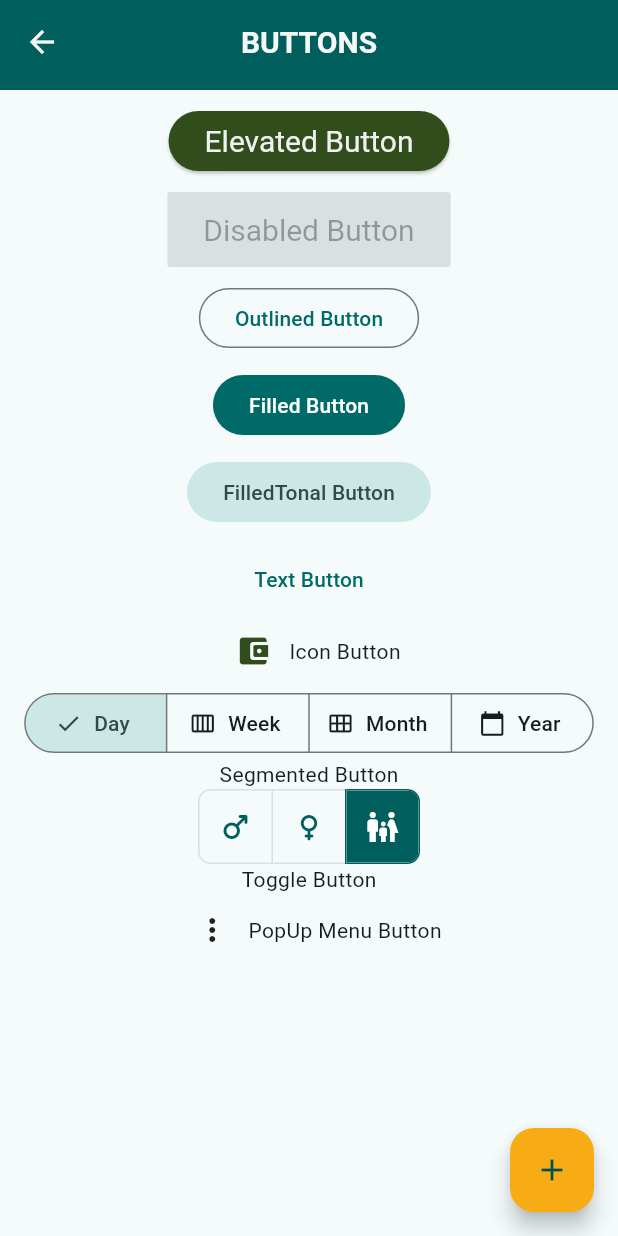
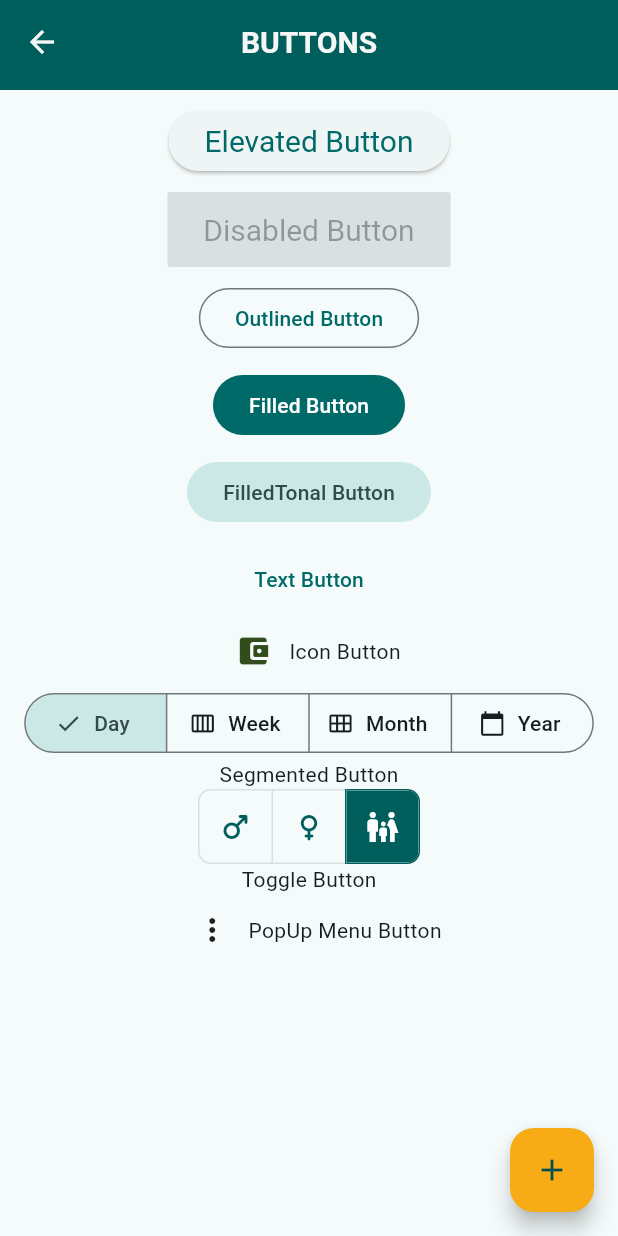
Before and after one commit to anathkalla/widget_catalog_flutter, a Flutter app: the screen it shows after launch, after a tap on "BUTTONS", on a phone screen of 412 x 824 dp. Run offline on Flutter 3.47's test engine with Material 2 defaults, Android fonts, the phone set to English and light mode, and no system bars; our stand-ins replace go_router; Roboto replaces fonts that are missing (Kanit).

Commit message:
Update elevated_button color code

```diff
--- a/lib/main.dart
+++ b/lib/main.dart
@@ -1,5 +1,6 @@
 import 'package:flutter/material.dart';
-import 'global/global.dart';
+import 'package:widget_catalog_flutter/theme/dark_theme.dart';
+import 'package:widget_catalog_flutter/theme/light_theme.dart';
 import 'router/routes/route_config.dart';
 
 void main() {
@@ -13,10 +14,8 @@ class MyApp extends StatelessWidget {
   Widget build(BuildContext context) {
     return MaterialApp.router(
       title: 'Wiki - Flutter Catalog',
-      theme: ThemeData(
-        useMaterial3: true,
-        colorSchemeSeed: Colorof.primaryColor,
-      ),
+      theme: lightTheme,
+      darkTheme: darkTheme,
       routerConfig:
           AppRouter().router, //Router parser for handling routes and navigation
       debugShowCheckedModeBanner: true,
--- /dev/null
+++ b/lib/theme/dark_theme.dart
@@ -0,0 +1,9 @@
+import 'package:flutter/material.dart';
+
+import '../global/global.dart';
+
+ThemeData darkTheme = ThemeData(
+  brightness: Brightness.dark,
+  useMaterial3: true,
+  colorSchemeSeed: Colorof.primaryColor,
+);
--- /dev/null
+++ b/lib/theme/light_theme.dart
@@ -0,0 +1,9 @@
+import 'package:flutter/material.dart';
+
+import '../global/global.dart';
+
+ThemeData lightTheme = ThemeData(
+  brightness: Brightness.light,
+  useMaterial3: true,
+  colorSchemeSeed: Colorof.primaryColor,
+);
--- a/lib/widgets/Buttons/elevated_button.dart
+++ b/lib/widgets/Buttons/elevated_button.dart
@@ -10,9 +10,8 @@ class CsElevatedButton extends StatelessWidget {
   @override
   Widget build(BuildContext context) {
     final ButtonStyle style = ElevatedButton.styleFrom(
-        textStyle: const TextStyle(fontSize: 20),
-        backgroundColor: Colorof.secondaryColor,
-        foregroundColor: Colorof.secondaryLightColor);
+      textStyle: const TextStyle(fontSize: 20),
+    );
     return ElevatedButton(
       style: style,
       onPressed: () {
```
Also changed, not shown: lib/widgets/Navigation/BottomNavigationBar/bottom_navigation_bar.dart (added).
